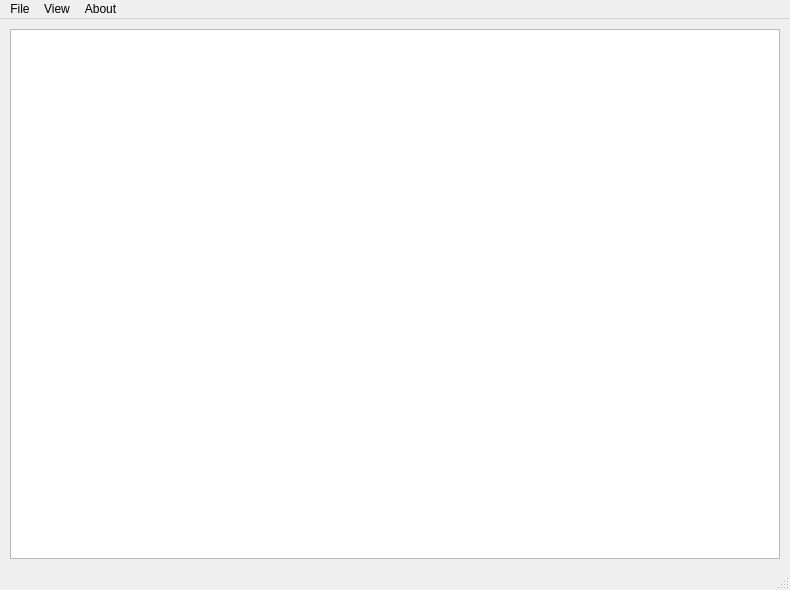
Before: the Qt Designer form gui/mainwindow.ui in metthal/ITU-Projekt, drawn with Qt 5.
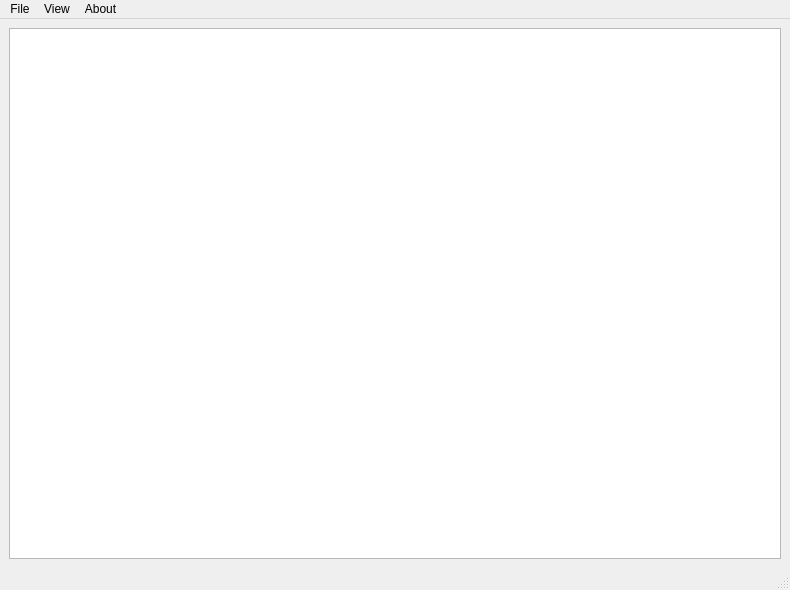
After: the same form once the commit is applied. Custom widgets are drawn as their Qt base class.

Commit message: Fixed scroll bar

What changed in the file:
```diff
--- a/gui/mainwindow.ui
+++ b/gui/mainwindow.ui
@@ -14,15 +14,9 @@
    <string>Wifi Manager</string>
   </property>
   <widget class="QWidget" name="centralwidget">
+   <layout class="QHBoxLayout" name="horizontalLayout">
+    <item>
    <widget class="KListWidget" name="networkList">
-    <property name="geometry">
-     <rect>
-      <x>10</x>
-      <y>10</y>
-      <width>770</width>
-      <height>530</height>
-     </rect>
-    </property>
     <property name="verticalScrollBarPolicy">
      <enum>Qt::ScrollBarAsNeeded</enum>
     </property>
@@ -36,6 +30,8 @@
      <enum>QListView::Adjust</enum>
     </property>
    </widget>
+    </item>
+   </layout>
   </widget>
   <widget class="QMenuBar" name="menubar">
    <property name="geometry">
```
Lines whose indentation alone changed are shown as unchanged. The commit also changes 1 other file.
